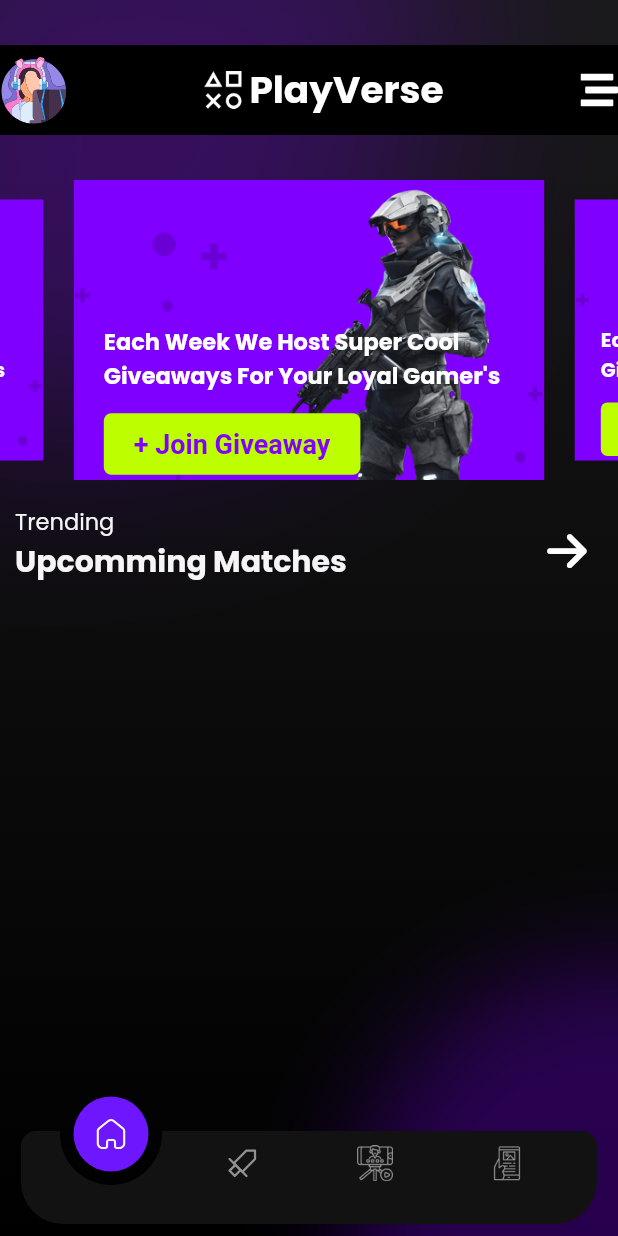
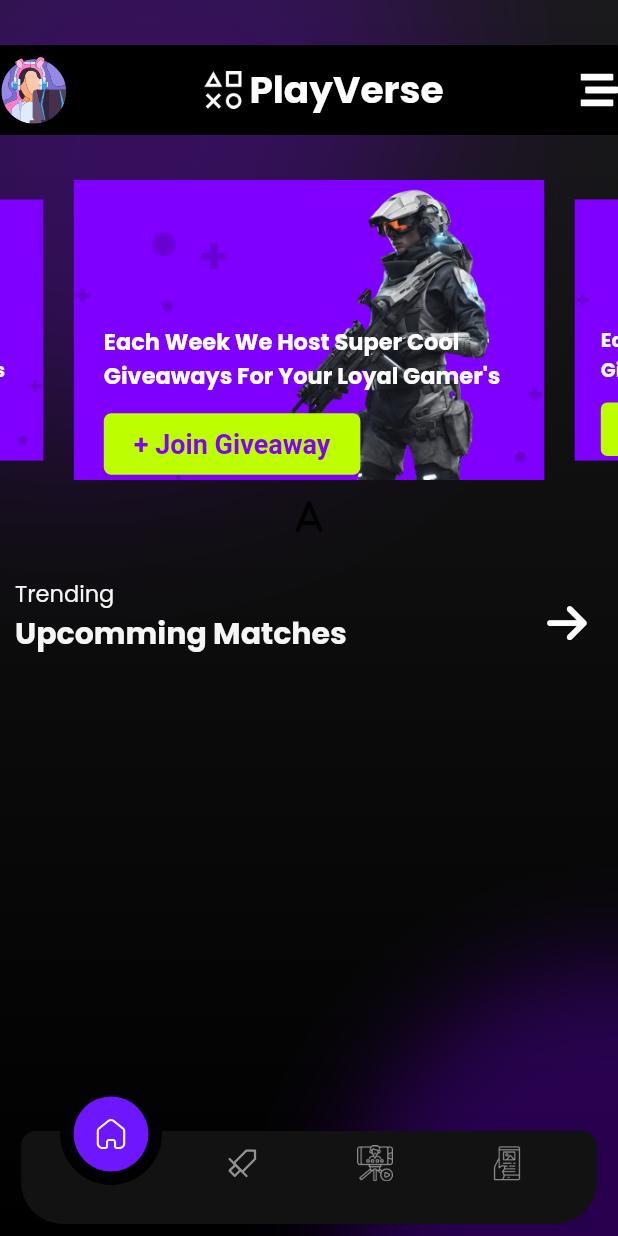
Before and after one commit to MyFaduGame/PlayVerse-Mobile, a Flutter app: the screen it shows once a user with an empty profile is signed in, on a phone screen of 412 x 824 dp. Run offline on Flutter 3.47's test engine with Material 3 defaults, Android fonts, the phone set to English and light mode, and no system bars; drawn by our look-alikes of animated_notch_bottom_bar, carousel_slider, flutter_advanced_drawer; our stand-ins replace cached_network_image, equatable, firebase_auth, firebase_core, firebase_messaging, flutter_local_notifications and 7 more; missing offline and left inert: lecle_yoyo_player, neopop; accounts and stored records are empty; network calls fail; project files that could hold a hidden picture were left out.

Commit message:
Added sample file

```diff
--- a/lib/screens/home/home_screen.dart
+++ b/lib/screens/home/home_screen.dart
@@ -1,5 +1,7 @@
 //Third Party Imports
 import 'package:flutter/material.dart';
+import 'package:font_awesome_flutter/font_awesome_flutter.dart';
+import 'package:playverse/screens/streams/stream_watch_screen.dart';
 
 //Local Imports
 import 'package:playverse/widgets/common/update_carasoule_widget.dart';
@@ -18,44 +20,53 @@ class HomeScreen extends StatefulWidget {
 class _HomeScreenState extends State<HomeScreen> {
   @override
   Widget build(BuildContext context) {
-    return const SingleChildScrollView(
+    return SingleChildScrollView(
       child: Padding(
-        padding: EdgeInsets.fromLTRB(10, 0, 10, 120),
+        padding: const EdgeInsets.fromLTRB(10, 0, 10, 120),
         child: Column(
           children: <Widget>[
-            SizedBox(
+            const SizedBox(
               height: 120,
             ),
-            SizedBox(
+            const SizedBox(
               height: 200,
               child: UpdateCarsouleWidget(),
             ),
-            SizedBox(height: 16),
-            HeaderWidget(
+            IconButton(
+                onPressed: () => {
+                      Navigator.push(
+                          context,
+                          MaterialPageRoute(
+                            builder: (context) => const StreamApp(),
+                          )),
+                    },
+                icon: const Icon(FontAwesomeIcons.a)),
+            const SizedBox(height: 16),
+            const HeaderWidget(
                 title: "Trending", subTitle: "Upcomming Matches", index: 1),
-            SizedBox(
+            const SizedBox(
               height: 600,
               child: TournamentListWidget(
                 type: "Solo",
               ),
             ),
-            SizedBox(height: 16),
-            HeaderWidget(title: "Search by", subTitle: "Games", index: 4),
-            SizedBox(
+            const SizedBox(height: 16),
+            const HeaderWidget(title: "Search by", subTitle: "Games", index: 4),
+            const SizedBox(
               height: 150,
               child: GamesIconWidget(),
             ),
-            SizedBox(height: 16),
-            HeaderWidget(
+            const SizedBox(height: 16),
+            const HeaderWidget(
               title: "Find Some",
               subTitle: "Articles",
               index: 3,
             ),
-            SizedBox(
+            const SizedBox(
               height: 200,
               child: ArticleWidget(),
             ),
-            HeaderWidget(
+            const HeaderWidget(
               title: "Dont Left",
               subTitle: "Streams",
               index: 2,
--- a/lib/utils/app_urls.dart
+++ b/lib/utils/app_urls.dart
@@ -1,6 +1,6 @@
 class ApiUrls {
-  // static String baseUrl = "http://13.201.229.138/v1/";
-  static String baseUrl = "http://192.168.0.113:8000/v1/";
+  static String baseUrl = "http://13.201.229.138/v1/";
+  // static String baseUrl = "http://192.168.0.113:8000/v1/";
 }
 
 class UserUrls {
--- a/pubspec.yaml
+++ b/pubspec.yaml
@@ -40,8 +40,8 @@ dependencies:
   provider: ^6.1.1
   intl: ^0.19.0
   file_picker: ^8.0.1
-  video_player: ^2.8.6
   equatable: ^2.0.5
+  lecle_yoyo_player: ^0.0.8
 
 dev_dependencies:
   flutter_test:
```
Also changed, not shown: lib/screens/streams/stream_watch_screen.dart (+102 -5 lines), pubspec.lock, 1 other file.
